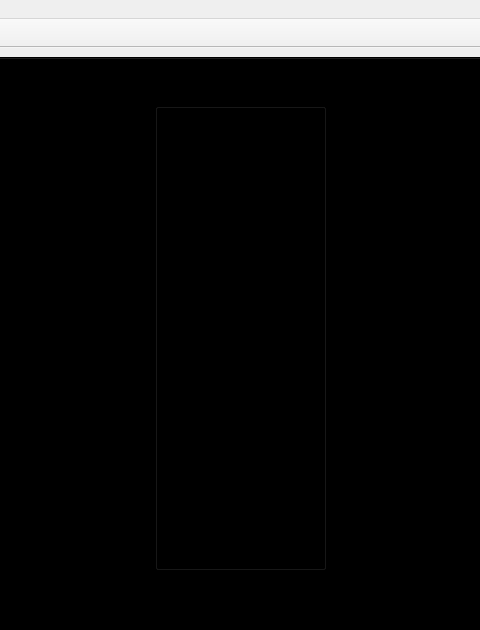
The window that GUI/spheroid_GUI.ui (gibbogle/spheroid-abm) describes before a commit, drawn with Qt 5; both pictures show x 509 to 989 and y 0 to 630 of the 1294 by 893 pixel window.
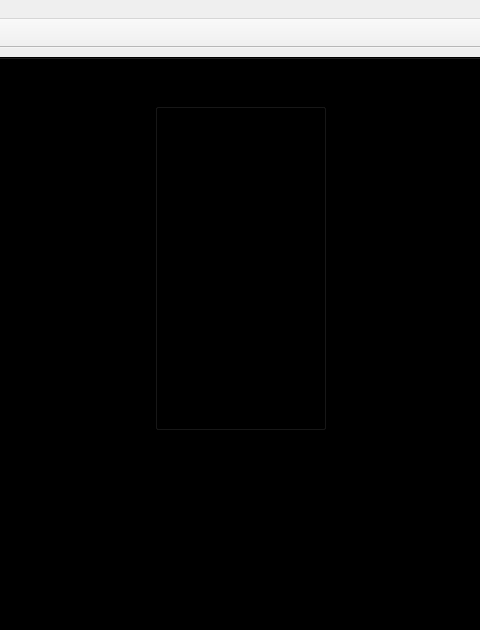
The same window after the commit. The open tabs and pages were chosen to show the change. Icons and pictures are not drawn. Custom widgets are drawn as their Qt base class.

Commit message: Size of graphselect groupbox

What changed in the file:
```diff
--- a/GUI/spheroid_GUI.ui
+++ b/GUI/spheroid_GUI.ui
@@ -1830,7 +1830,7 @@
               <x>620</x>
               <y>30</y>
               <width>171</width>
-              <height>481</height>
+              <height>341</height>
              </rect>
             </property>
             <property name="title">
```
Left out of the diff: 2 changed lines with no effect on the pictures.
